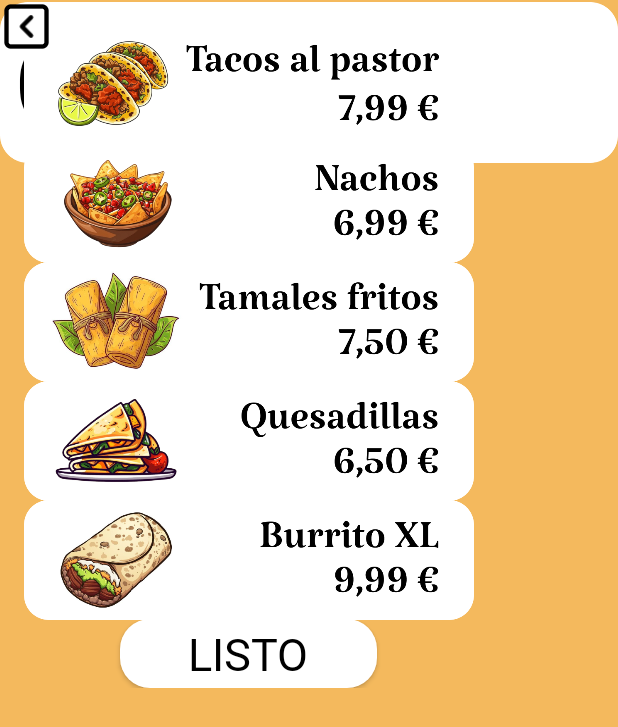
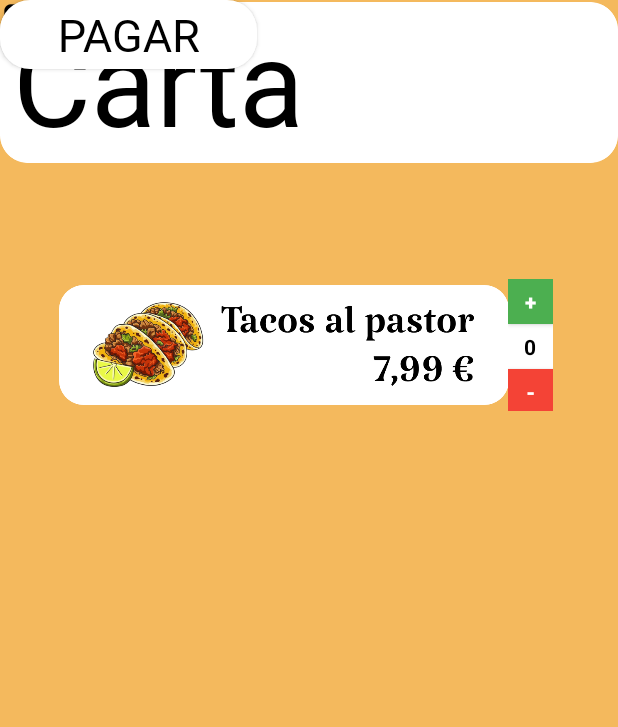
Before and after one commit to santimartinezzgb/TacoPaco, an Android app: the EleccionMesa screen opened directly, with no data from a screen before it, after a tap on "MESA 1", on a phone screen of 412 x 824 dp. Shown: the top 727 px of the screen. Run offline under Robolectric (Android 15) with nearby library versions, the phone set to English and light mode, and no system bars; 3 statements that could not run were skipped.

Commit message:
avence en activity carta

```diff
--- a/app/src/main/java/com/example/tacopaco/Carta.java
+++ b/app/src/main/java/com/example/tacopaco/Carta.java
@@ -1,18 +1,22 @@
 package com.example.tacopaco;
 
+import static android.view.View.GONE;
 import static com.example.tacopaco.R.*;
 
+import android.annotation.SuppressLint;
 import android.content.Intent;
-import android.graphics.Color;
-import android.graphics.drawable.GradientDrawable;
 import android.os.Bundle;
 import android.widget.Button;
+import android.widget.TextView;
 
 import androidx.activity.EdgeToEdge;
 import androidx.appcompat.app.AppCompatActivity;
 import androidx.core.graphics.Insets;
 import androidx.core.view.ViewCompat;
 import androidx.core.view.WindowInsetsCompat;
+
+import java.util.ArrayList;
+import java.util.concurrent.atomic.AtomicInteger;
 
 public class Carta extends AppCompatActivity {
 
@@ -34,6 +38,42 @@ public class Carta extends AppCompatActivity {
 
         });
 
+        @SuppressLint({"MissingInflatedId", "LocalSuppress"})
+        Button sumarTacos = findViewById(R.id.sumarTacos);
+        @SuppressLint({"MissingInflatedId", "LocalSuppress"})
+        Button restarTacos = findViewById(id.restarTacos);
+        @SuppressLint({"WrongViewCast", "MissingInflatedId", "LocalSuppress"})
+        TextView cantidadTacos = findViewById(R.id.cantidadTacos);
+        @SuppressLint({"MissingInflatedId", "LocalSuppress"})
+        Button pagar = findViewById(R.id.pagar);
+
+        ArrayList cuentaTotal = new ArrayList<>();
+
+        // AtomicInteger para manejar la cantidad de tacos en una sola variable
+        AtomicInteger cantidad = new AtomicInteger(Integer.parseInt(cantidadTacos.getText().toString()));
+        if(cantidad==0){
+           pagar.getVisibility() ;
+        }
+
+        sumarTacos.setOnClickListener(v -> {;
+            cantidad.getAndIncrement();
+            cantidadTacos.setText(String.valueOf(cantidad.get()));
+        });
+        restarTacos.setOnClickListener(v -> {
+            if (cantidad.get() > 0) {
+                cantidad.getAndDecrement();
+                cantidadTacos.setText(String.valueOf(cantidad.get()));
+            }
+        });
+
+        pagar.setOnClickListener(v -> {
+            double cantidadTotalTacos = Integer.parseInt(String.valueOf(cantidadTacos)) * 7.99;
+            cuentaTotal.add(cantidadTotalTacos);
+
+            Intent intent = new Intent(Carta.this, EleccionMesa.class);
+            startActivity(intent);
+        });
+
 
     }
 }
--- a/app/src/main/java/com/example/tacopaco/EleccionMesa.java
+++ b/app/src/main/java/com/example/tacopaco/EleccionMesa.java
@@ -10,6 +10,8 @@ import androidx.appcompat.app.AppCompatActivity;
 import androidx.core.graphics.Insets;
 import androidx.core.view.ViewCompat;
 import androidx.core.view.WindowInsetsCompat;
+
+import java.util.ArrayList;
 
 import retrofit2.Call;
 import retrofit2.Callback;
@@ -31,6 +33,16 @@ public class EleccionMesa extends AppCompatActivity {
         @SuppressLint({"MissingInflatedId", "LocalSuppress"})
         Button boton_volver = findViewById(R.id.volver);
         Button boton_mesa1 = findViewById(R.id.mesa1);
+        Button boton_mesa2 = findViewById(R.id.mesa2);
+        Button boton_mesa3 = findViewById(R.id.mesa3);
+        Button boton_mesa4 = findViewById(R.id.mesa4);
+        Button boton_mesa5 = findViewById(R.id.mesa5);
+        // ArrayList<Button> botonesMesas = new ArrayList<>();
+        // botonesMesas.add(boton_mesa1);
+        // botonesMesas.add(boton_mesa2);
+        // botonesMesas.add(boton_mesa3);
+        // botonesMesas.add(boton_mesa4);
+        // botonesMesas.add(boton_mesa5);
 
         Api api = RetrofitClient.getInstance().getApi();
 
@@ -40,7 +52,7 @@ public class EleccionMesa extends AppCompatActivity {
         });
 
         boton_mesa1.setOnClickListener(v -> {
-            Mesa mesa1 = new Mesa("Mesa1", true); // 👈 true aquí
+            Mesa mesa1 = new Mesa("Mesa1", true);
 
             Call<Mesa> call = api.ocuparMesa("Mesa1", mesa1);
 
@@ -48,9 +60,9 @@ public class EleccionMesa extends AppCompatActivity {
                 @Override
                 public void onResponse(Call<Mesa> call, Response<Mesa> response) {
                     if (response.isSuccessful()) {
-                        System.out.println("✅ Mesa ocupada correctamente");
+                        System.out.println("Mesa ocupada correctamente");
                     } else {
-                        System.out.println("⚠️ Error al ocupar la mesa: " + response.code());
+                        System.out.println("Error al ocupar la mesa: " + response.code());
                     }
                 }
 
@@ -63,7 +75,5 @@ public class EleccionMesa extends AppCompatActivity {
             Intent intent = new Intent(EleccionMesa.this, Carta.class);
             startActivity(intent);
         });
-
-
     }
 }
--- a/app/src/main/java/com/example/tacopaco/Plato.java
+++ /dev/null
@@ -1,20 +0,0 @@
-package com.example.tacopaco;
-
-public class Plato {
-    public String nombre;
-    public int contador;
-    public Plato(){
-        this.contador = 0;
-    }
-
-    public void pedir(){
-        this.contador +=1;
-    }
-    public void restarPedido(){
-        this.contador -= 1;
-    }
-
-    public void cancelarPedido(){
-        this.contador = 0;
-    }
-}
--- a/app/src/main/res/layout/carta.xml
+++ b/app/src/main/res/layout/carta.xml
@@ -5,10 +5,10 @@
     android:id="@+id/carta"
     android:layout_width="match_parent"
     android:layout_height="match_parent"
-    app:layout_constraintTop_toTopOf="parent"
+    android:background="@color/primary"
     app:layout_constraintStart_toStartOf="parent"
 
-    android:background="@color/primary">
+    app:layout_constraintTop_toTopOf="parent">
 
     <ImageView
         android:id="@+id/panelBlancoCarta"
@@ -42,75 +42,82 @@
         tools:layout_editor_absoluteX="34dp"
         tools:layout_editor_absoluteY="36dp" />
 
+
+    <!-- Tacos al pastor -->
+
     <LinearLayout
-        android:layout_width="wrap_content"
-        android:layout_height="wrap_content"
+        android:layout_width="408dp"
+        android:layout_height="88dp"
+        android:layout_marginTop="139dp"
+        android:layout_marginBottom="504dp"
         android:divider="@android:color/transparent"
         android:dividerPadding="12dp"
         android:gravity="center_horizontal"
-        android:orientation="vertical"
-        android:padding="16dp"
+        android:orientation="horizontal"
         android:showDividers="middle"
-        tools:layout_editor_absoluteX="39dp"
-        tools:layout_editor_absoluteY="167dp">
+        app:layout_constraintBottom_toBottomOf="parent"
+        app:layout_constraintTop_toTopOf="parent"
+        tools:ignore="MissingConstraints"
+        tools:layout_editor_absoluteX="0dp">
 
-        <Button
+        <ImageView
             android:id="@+id/tacos"
             android:layout_width="300dp"
             android:layout_height="80dp"
+            android:layout_gravity="center"
             android:background="@mipmap/tacos"
             android:fontFamily="@font/kat"
             android:gravity="center"
             android:textSize="50sp" />
 
-        <Button
-            android:id="@+id/nachos"
-            android:layout_width="300dp"
-            android:layout_height="80dp"
-            android:background="@mipmap/nachos"
-            android:fontFamily="@font/kat"
-            android:gravity="center"
-            android:textSize="50sp" />
+        <LinearLayout
+            android:layout_width="wrap_content"
+            android:layout_height="wrap_content"
+            android:orientation="vertical">
 
             <Button
-            android:id="@+id/tamales"
-            android:layout_width="300dp"
-            android:layout_height="80dp"
-            android:background="@mipmap/tamales"
-            android:fontFamily="@font/kat"
+                android:id="@+id/sumarTacos"
+                android:layout_width="30sp"
+                android:layout_height="30sp"
+                android:background="@color/green"
+                android:text="+"
+                android:textColor="@color/white"
+                android:textStyle="bold" />
+
+            <TextView
+                android:id="@+id/cantidadTacos"
+                android:layout_width="30sp"
+                android:layout_height="30sp"
+                android:background="@color/white"
                 android:gravity="center"
-            android:textSize="50sp" />
+                android:text="0"
+                android:textColor="@color/black"
+                android:textStyle="bold" />
 
             <Button
-            android:id="@+id/quesadillas"
-            android:layout_width="300dp"
-            android:layout_height="80dp"
-            android:background="@mipmap/quesadillas"
-            android:fontFamily="@font/kat"
-            android:gravity="center"
-            android:textSize="50sp" />
+                android:id="@+id/restarTacos"
+                android:layout_width="30sp"
+                android:layout_height="30sp"
+                android:background="@color/red"
+                android:text="-"
+                android:textColor="@color/white"
+                android:textStyle="bold" />
+        </LinearLayout>
+    </LinearLayout>
 
     <Button
-            android:id="@+id/burrito"
-            android:layout_width="300dp"
-            android:layout_height="80dp"
-            android:background="@mipmap/burrito"
-            android:fontFamily="@font/kat"
-            android:gravity="center"
-            android:textSize="50sp" />
-
-        <Button
-            android:id="@+id/listo"
+        android:id="@+id/pagar"
         android:layout_width="171dp"
         android:layout_height="46dp"
         android:background="@drawable/background_sec"
         android:fontFamily="@font/kat"
         android:gravity="center"
-            android:text="Listo"
+        android:text="Pagar"
         android:textColor="@color/black"
-            android:textSize="30sp" />
-
-    </LinearLayout>
+        android:textSize="30sp"
+        tools:ignore="MissingConstraints"
+        tools:layout_editor_absoluteX="120dp"
+        tools:layout_editor_absoluteY="649dp" />
 
 
 </androidx.constraintlayout.widget.ConstraintLayout>
--- a/app/src/main/res/values/colors.xml
+++ b/app/src/main/res/values/colors.xml
@@ -4,4 +4,6 @@
     <color name="white">#FFFFFFFF</color>
     <color name="primary">#F4B95D</color>
     <color name="ter">#1C8477</color>
+    <color name="green">#4CAF50</color>
+    <color name="red">#F44336</color>
 </resources>
```
Lines whose indentation alone changed are shown as unchanged.
